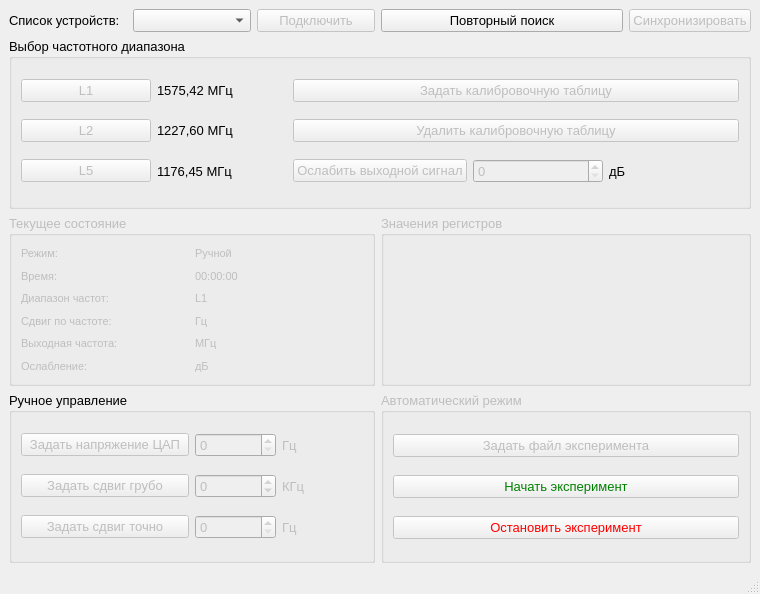
The window that Design.ui (notiel/bausint) describes before a commit, drawn with Qt 5.
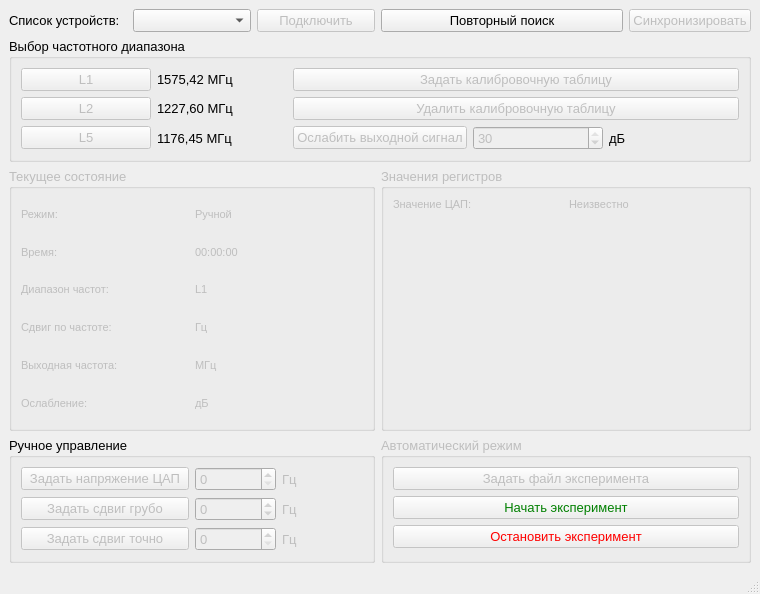
The same window after the commit.

Commit message: design fixes, labels added

Patch:
```diff
--- a/Design.ui
+++ b/Design.ui
@@ -41,6 +41,9 @@
            <pointsize>10</pointsize>
           </font>
          </property>
+         <property name="maximum">
+          <number>65535</number>
+         </property>
         </widget>
        </item>
        <item row="2" column="2">
@@ -137,7 +140,7 @@
           <bool>false</bool>
          </property>
          <property name="text">
-          <string>КГц</string>
+          <string>Гц</string>
          </property>
         </widget>
        </item>
@@ -388,6 +391,12 @@
          <property name="enabled">
           <bool>false</bool>
          </property>
+         <property name="maximum">
+          <number>30</number>
+         </property>
+         <property name="value">
+          <number>30</number>
+         </property>
         </widget>
        </item>
        <item row="2" column="4">
@@ -533,6 +542,45 @@
       <property name="title">
        <string>Значения регистров</string>
       </property>
+      <layout class="QGridLayout" name="gridLayout_6">
+       <item row="0" column="0">
+        <widget class="QLabel" name="LblDac">
+         <property name="font">
+          <font>
+           <pointsize>8</pointsize>
+          </font>
+         </property>
+         <property name="text">
+          <string>Значение ЦАП:</string>
+         </property>
+        </widget>
+       </item>
+       <item row="0" column="1">
+        <widget class="QLabel" name="LblDacVal">
+         <property name="font">
+          <font>
+           <pointsize>8</pointsize>
+          </font>
+         </property>
+         <property name="text">
+          <string>Неизвестно</string>
+         </property>
+        </widget>
+       </item>
+       <item row="1" column="0">
+        <spacer name="verticalSpacer">
+         <property name="orientation">
+          <enum>Qt::Vertical</enum>
+         </property>
+         <property name="sizeHint" stdset="0">
+          <size>
+           <width>20</width>
+           <height>40</height>
+          </size>
+         </property>
+        </spacer>
+       </item>
+      </layout>
      </widget>
     </item>
    </layout>
```
The commit also changes 2 other files.
